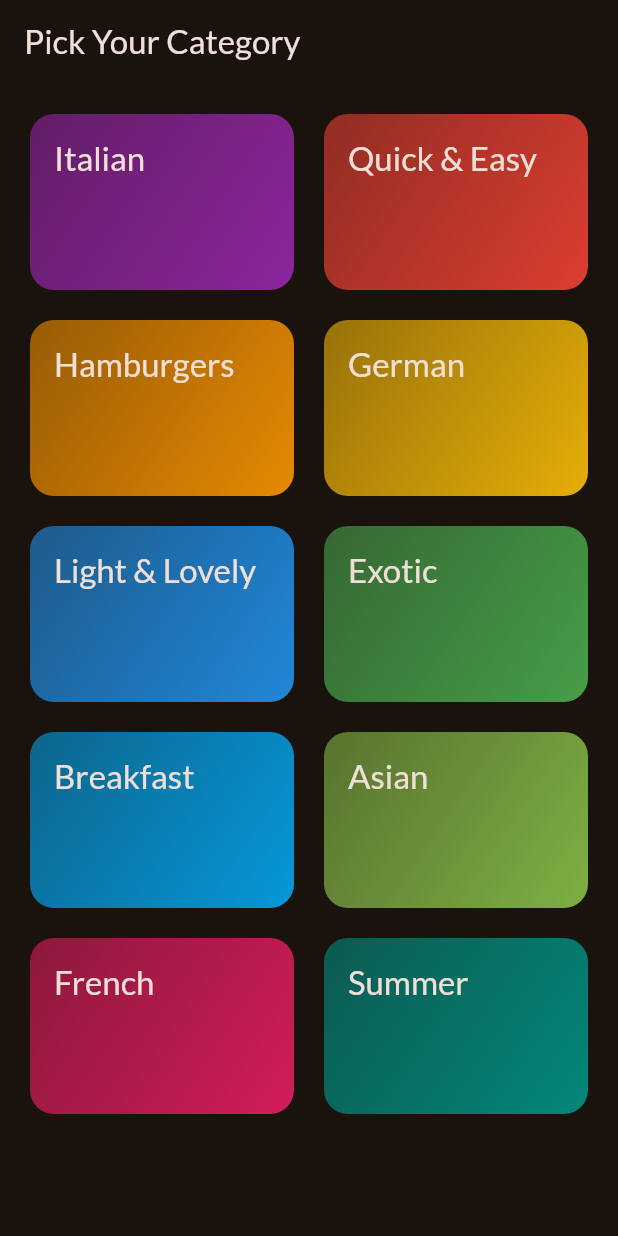
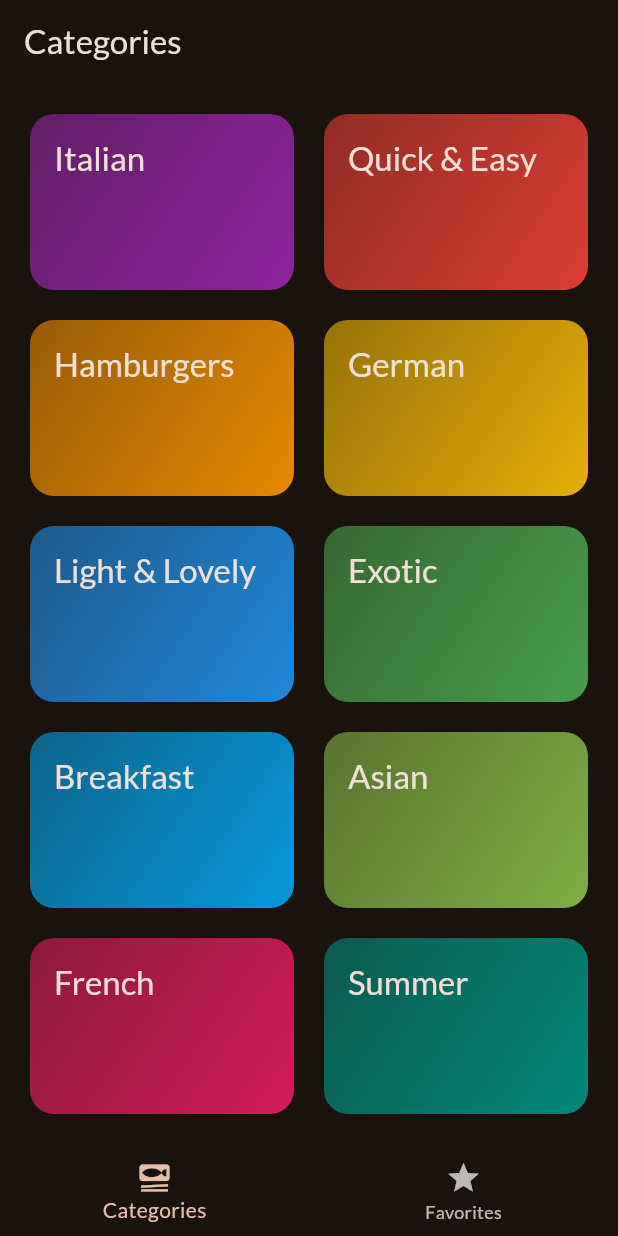
Before and after one commit to karanpatel0608/Meals_App, a Flutter app: the screen it shows after launch, on a phone screen of 412 x 824 dp. Run offline on Flutter 3.47's test engine with Material 3 defaults, Android fonts, the phone set to English and light mode, and no system bars; our stand-ins replace google_fonts, transparent_image.

Commit message:
TabBar Created

```diff
--- a/lib/main.dart
+++ b/lib/main.dart
@@ -2,7 +2,8 @@ import 'package:flutter/material.dart';
 
 import 'package:google_fonts/google_fonts.dart';
 // import 'package:meals/data/dummy_data.dart';
-import 'package:meals/screens/categories.dart';
+// import 'package:meals/screens/categories.dart';
+import 'package:meals/screens/tabs.dart';
 
 
 final theme = ThemeData(
@@ -25,7 +26,7 @@ class App extends StatelessWidget {
   Widget build(BuildContext context) {
     return MaterialApp(
       theme: theme,
-      home: const CategoriesScreen(),
+      home: const TabsScreen(),
     );
   }
 }
--- a/lib/screens/categories.dart
+++ b/lib/screens/categories.dart
@@ -8,21 +8,19 @@ class CategoriesScreen extends StatelessWidget {
   const CategoriesScreen({super.key});
 
   void _selectCategory(BuildContext context, Category category) {
-    final filteredMeals =  dummyMeals.where((meal) => meal.categories.contains(category.id)).toList();
+    final filteredMeals = dummyMeals
+        .where((meal) => meal.categories.contains(category.id))
+        .toList();
 
     Navigator.of(context).push(MaterialPageRoute(
-        builder: (ctx) =>  MealsScreen(
+        builder: (ctx) => MealsScreen(
             title: category.title,
             meals: filteredMeals))); //Navigator.push(context, route); are same
   }
 
   @override
   Widget build(context) {
-    return Scaffold(
-        appBar: AppBar(
-          title: const Text('Pick Your Category'),
-        ),
-        body: GridView(
+    return GridView(
       padding: const EdgeInsets.all(20),
       gridDelegate: const SliverGridDelegateWithFixedCrossAxisCount(
         crossAxisCount: 2,
@@ -40,6 +38,6 @@ class CategoriesScreen extends StatelessWidget {
             },
           )
       ],
-        ));
+    );
   }
 }
--- /dev/null
+++ b/lib/screens/tabs.dart
@@ -0,0 +1,50 @@
+import 'package:flutter/material.dart';
+import 'package:meals/screens/categories.dart';
+import 'package:meals/screens/meals.dart';
+
+class TabsScreen extends StatefulWidget {
+  const TabsScreen({super.key});
+
+  @override
+  State<TabsScreen> createState() {
+    return _TabsScreenState();
+  }
+}
+
+class _TabsScreenState extends State<TabsScreen> {
+
+  int _selectedPageIndex = 0;
+
+  void _selectPage(int index){
+    setState(() {
+      _selectedPageIndex = index;
+    });
+  }
+
+  @override
+  Widget build(BuildContext context) {
+
+    Widget activePage = const CategoriesScreen();
+    var activePageTitle = 'Categories';
+
+    if(_selectedPageIndex == 1){
+      activePage = const MealsScreen( meals: []);
+      activePageTitle = 'Your Favorites';
+    }
+
+    return Scaffold(
+      appBar: AppBar(
+        title: Text(activePageTitle),
+      ),
+      body: activePage,
+      bottomNavigationBar: BottomNavigationBar(
+        onTap: _selectPage,
+        currentIndex: _selectedPageIndex,
+        items: const  [
+           BottomNavigationBarItem(icon: Icon(Icons.set_meal) , label: 'Categories'),
+           BottomNavigationBarItem(icon: Icon(Icons.star) , label: 'Favorites'),
+          ],
+      ),
+    );
+  }
+}
```
Also changed, not shown: lib/screens/meals.dart (+7 -3 lines). Lines whose indentation alone changed are shown as unchanged.
